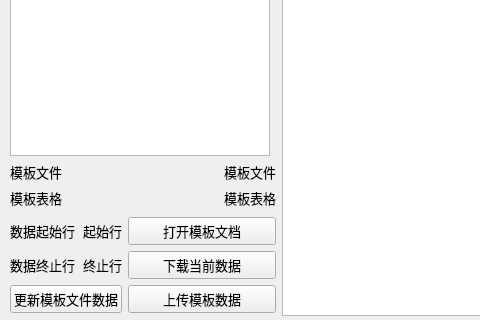
Qt form ui/MDMForm.ui (LeeZhang1979/UniTools) before a commit; both pictures show x 0 to 480 and y 230 to 550 of the 1010 by 550 pixel window.
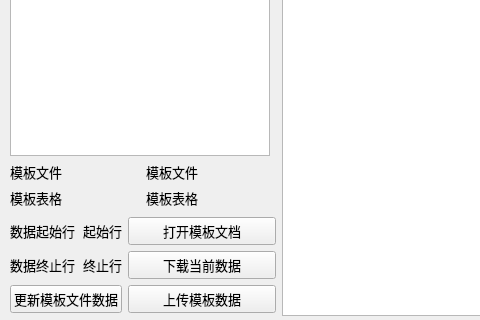
The same form after that commit.

```diff
--- a/ui/MDMForm.ui
+++ b/ui/MDMForm.ui
@@ -40,7 +40,7 @@
   <property name="windowTitle">
    <string>基础数据配置</string>
   </property>
-  <widget class="QWidget" name="">
+  <widget class="QWidget" name="layoutWidget">
    <property name="geometry">
     <rect>
      <x>10</x>
@@ -116,7 +116,7 @@
            <string>模板文件</string>
           </property>
           <property name="alignment">
-           <set>Qt::AlignRight|Qt::AlignTrailing|Qt::AlignVCenter</set>
+           <set>Qt::AlignCenter</set>
           </property>
          </widget>
         </item>
@@ -149,7 +149,7 @@
            <string>模板表格</string>
           </property>
           <property name="alignment">
-           <set>Qt::AlignRight|Qt::AlignTrailing|Qt::AlignVCenter</set>
+           <set>Qt::AlignCenter</set>
           </property>
          </widget>
         </item>
```
Left out of the diff: 16 changed lines with no effect on the pictures.
